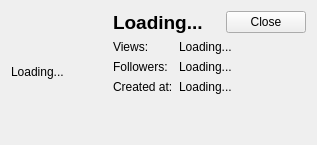
Above: forms/accountpopupform.ui from Chatterino/chatterino2 before the change. Below: the same form after it.
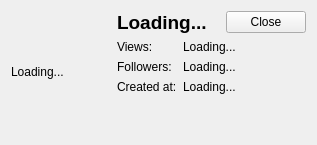
That is the form after the change.

Diff of the .ui file:
```diff
--- a/forms/accountpopupform.ui
+++ b/forms/accountpopupform.ui
@@ -71,6 +71,12 @@
    </item>
    <item row="0" column="0" rowspan="3">
     <widget class="QLabel" name="lblAvatar">
+     <property name="minimumSize">
+      <size>
+       <width>100</width>
+       <height>100</height>
+      </size>
+     </property>
      <property name="maximumSize">
       <size>
        <width>100</width>
```
